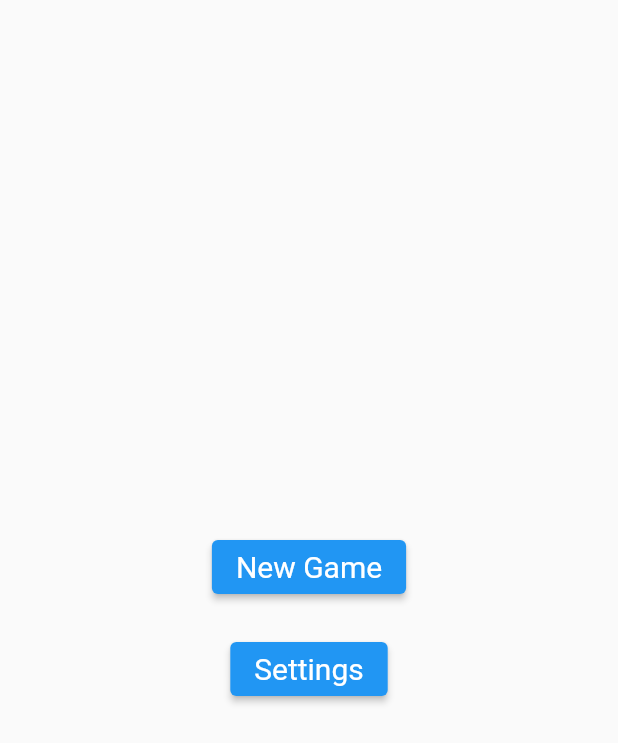
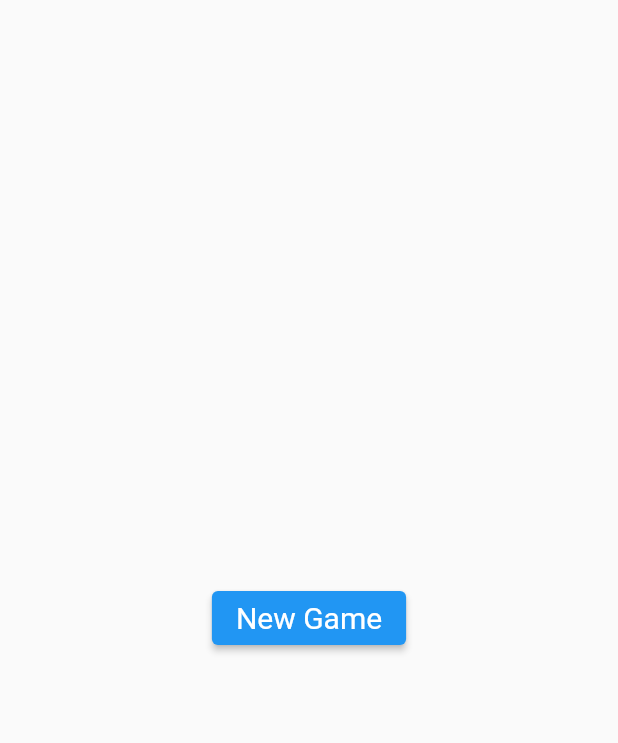
Before and after one commit to arielr/pictionary, a Flutter app: the screen it shows after launch, on a phone screen of 412 x 824 dp. Shown: the top 743 px of the screen. Run offline on Flutter 3.47's test engine with Material 2 defaults, Android fonts, the phone set to English and light mode, and no system bars; our stand-ins replace settings_ui, shared_preferences; project files that could hold a hidden picture were left out.

Commit message:
remove settings button from main screen

```diff
--- a/lib/screens/main_screen.dart
+++ b/lib/screens/main_screen.dart
@@ -24,21 +24,6 @@ class MainScreen extends StatelessWidget {
           },
           child: Text("New Game"),
         ),
-        SizedBox(
-          height: 20,
-        ),
-        ElevatedButton(
-          style: style,
-          onPressed: () {
-            Navigator.push(
-                context,
-                MaterialPageRoute(
-                  builder: (context) =>
-                      SettingsScreen(SettingsData.globalSettings),
-                ));
-          },
-          child: Text("Settings"),
-        ),
         Container(
           color: Colors.red,
         )
```
